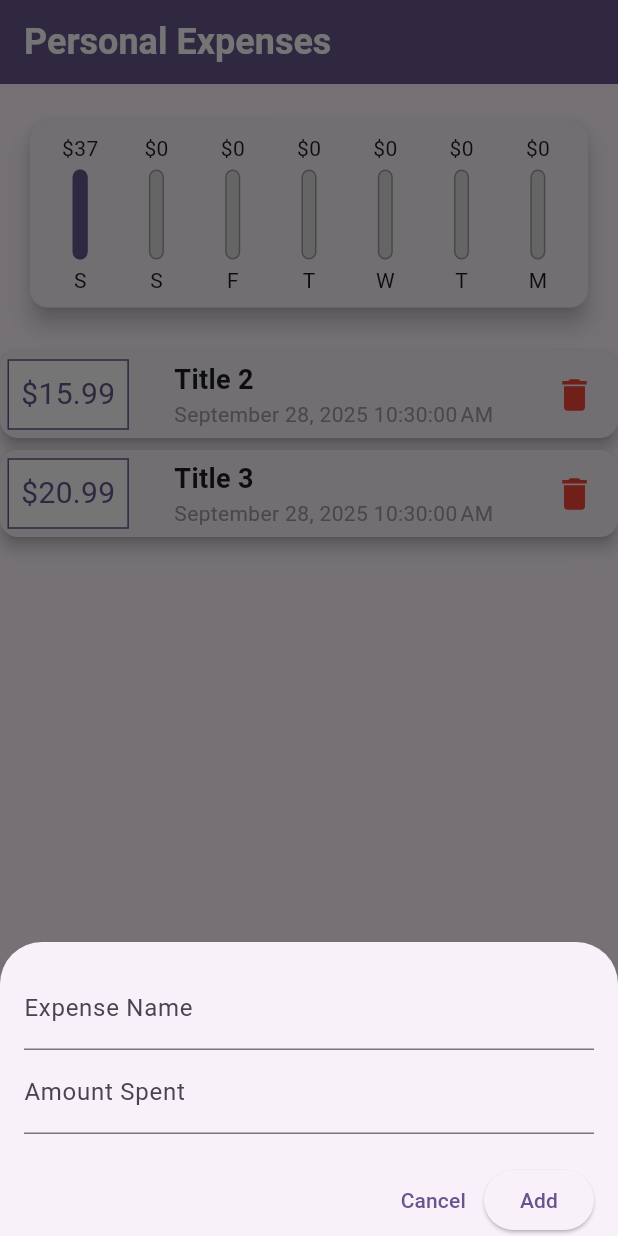
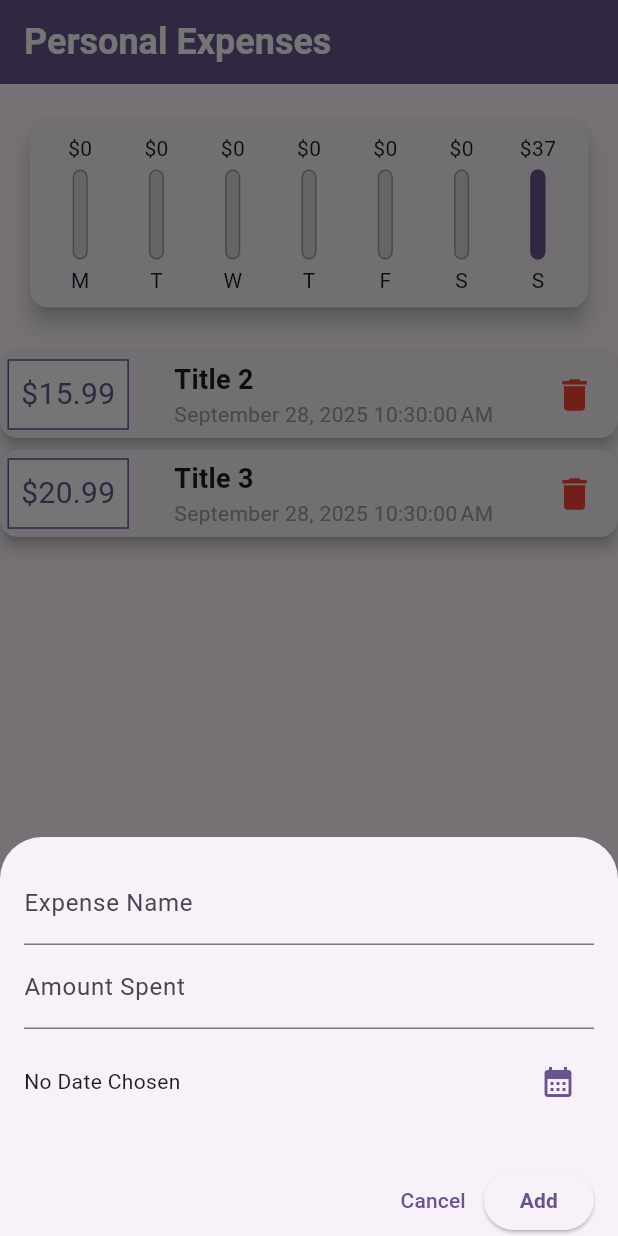
Before and after one commit to rasathelamedude/flutter-expense-tracker, a Flutter app: the screen it shows after launch, after a tap on the "delete" icon, after a tap on the "add" icon, on a phone screen of 412 x 824 dp. Run offline on Flutter 3.47's test engine with Material 3 defaults, Android fonts, the phone set to English and light mode, and no system bars.

Commit message:
Add date picker when creating expenses

```diff
--- a/lib/widgets/chart.dart
+++ b/lib/widgets/chart.dart
@@ -27,7 +27,7 @@ class Chart extends StatelessWidget {
         "day": DateFormat.E().format(weekDay).substring(0, 1),
         "amount": totalSum,
       };
-    });
+    }).reversed.toList();
   }
 
   double get totalSpending {
--- a/lib/widgets/chart_bar.dart
+++ b/lib/widgets/chart_bar.dart
@@ -17,7 +17,12 @@ class ChartBar extends StatelessWidget {
     return Column(
       children: [
         // Total Amount Spent
-        FittedBox(child: Text("\$${spendingAmount!.toStringAsFixed(0)}")),
+        Container(
+          height: 20,
+          child: FittedBox(
+            child: Text("\$${spendingAmount!.toStringAsFixed(0)}"),
+          ),
+        ),
 
         // Spacing
         SizedBox(height: 4),
--- a/lib/widgets/new_transaction_form.dart
+++ b/lib/widgets/new_transaction_form.dart
@@ -1,5 +1,5 @@
 import 'package:flutter/material.dart';
-
+import 'package:intl/intl.dart';
 
 class TransactionForm extends StatefulWidget {
   final void Function(String, String)? addTransaction;
@@ -11,30 +11,51 @@ class TransactionForm extends StatefulWidget {
 }
 
 class _TransactionFormState extends State<TransactionForm> {
-  final titleController = TextEditingController();
-  final priceController = TextEditingController();
-  final dateController = TextEditingController();
+  final _titleController = TextEditingController();
+  final _priceController = TextEditingController();
+  DateTime? _selectedDate;
+  String? _errorTitleText;
+  String? _errorPriceText;
 
-  String? errorTitleText;
-  String? errorPriceText;
-
-  void submitForm(BuildContext context) {
-    errorTitleText = titleController.text.isEmpty
+  void _submitForm(BuildContext context) {
+    _errorTitleText = _titleController.text.isEmpty
         ? "Title must have a value"
         : null;
 
-    errorPriceText = priceController.text.isEmpty
+    _errorPriceText = _priceController.text.isEmpty
         ? "You must enter a value"
         : null;
 
-    if (titleController.text.isNotEmpty && priceController.text.isNotEmpty) {
-      Navigator.of(context).pop();
 
-      widget.addTransaction!(titleController.text, priceController.text);
 
-      titleController.text = "";
-      priceController.text = "";
+    if (_titleController.text.isEmpty ||
+        _priceController.text.isEmpty ||
+        _selectedDate == null) {
+      return;
     }
+    Navigator.of(context).pop();
+
+    widget.addTransaction!(_titleController.text, _priceController.text);
+
+    _titleController.text = "";
+    _priceController.text = "";
+  }
+
+  void _presentDatePicker() {
+    showDatePicker(
+      context: context,
+      initialDate: DateTime.now(),
+      firstDate: DateTime(2020),
+      lastDate: DateTime.now(),
+    ).then((pickedDate) {
+      if (pickedDate == null) {
+        return;
+      }
+
+      setState(() {
+        _selectedDate = pickedDate;
+      });
+    });
   }
 
   @override
@@ -52,26 +73,45 @@ class _TransactionFormState extends State<TransactionForm> {
         child: Column(
           mainAxisSize: MainAxisSize.min,
           children: [
-            // Text Fields
+            // Title
             TextField(
               decoration: InputDecoration(
                 labelText: "Expense Name",
-                errorText: errorTitleText,
+                errorText: _errorTitleText,
               ),
-              controller: titleController,
+              controller: _titleController,
             ),
-            // TextField(
-            //   decoration: InputDecoration(labelText: "Expense Date"),
-            //   keyboardType: TextInputType.datetime,
-            //   controller: dateController,
-            // ),
+
+            // Amount
             TextField(
               decoration: InputDecoration(
                 labelText: "Amount Spent",
-                errorText: errorPriceText,
+                errorText: _errorPriceText,
               ),
               keyboardType: TextInputType.number,
-              controller: priceController,
+              controller: _priceController,
+            ),
+
+            // Date Picker
+            Container(
+              height: 70,
+              child: Row(
+                children: [
+                  Expanded(
+                    child: Text(
+                      _selectedDate == null
+                          ? "No Date Chosen"
+                          : "Picked Date: ${DateFormat.yMd().format(_selectedDate!)}",
+                    ),
+                  ),
+
+                  IconButton(
+                    onPressed: _presentDatePicker,
+                    icon: Icon(Icons.calendar_month),
+                    color: Theme.of(context).primaryColor,
+                  ),
+                ],
+              ),
             ),
 
             // Space
@@ -89,8 +129,14 @@ class _TransactionFormState extends State<TransactionForm> {
                 ),
 
                 ElevatedButton(
-                  onPressed: () => submitForm(context),
-                  child: Text("Add"),
+                  onPressed: () => _submitForm(context),
+                  child: Text(
+                    "Add",
+                    style: TextStyle(
+                      fontWeight: FontWeight.bold,
+                      color: Theme.of(context).primaryColor,
+                    ),
+                  ),
                 ),
               ],
             ),
```
